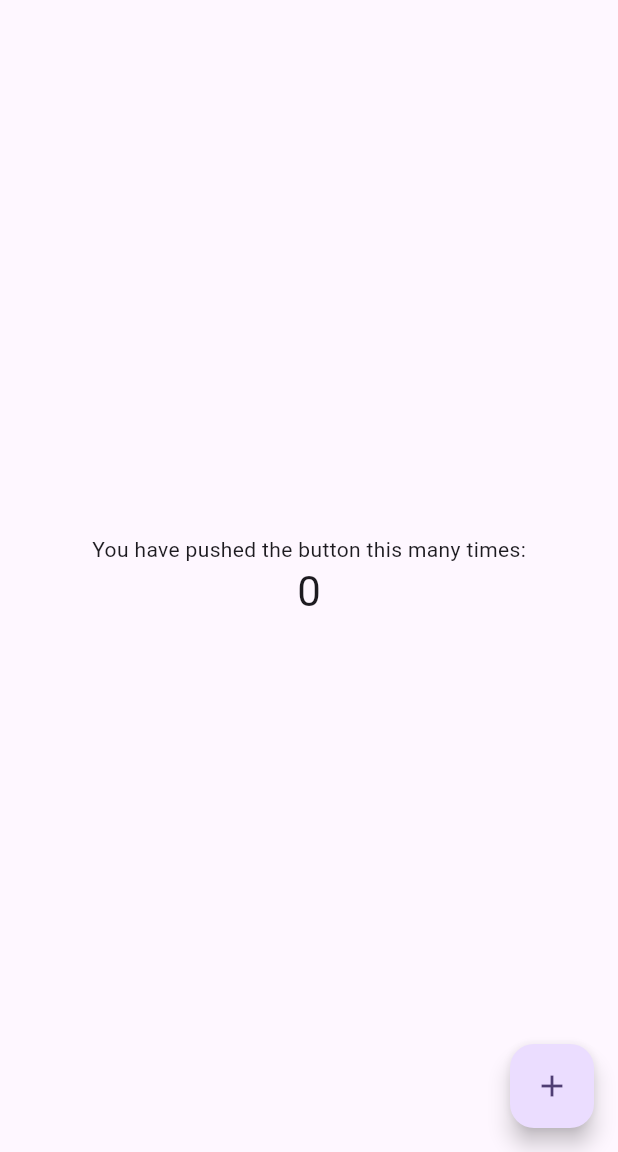
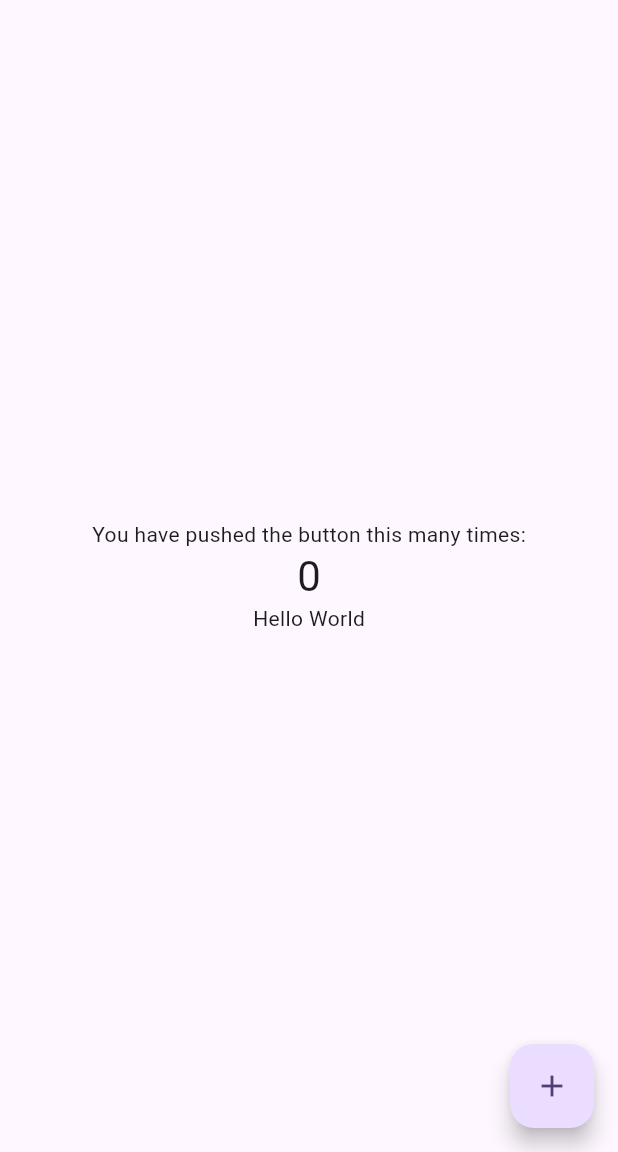
Before and after one commit to sochan707/Choco, a Flutter app: the screen it shows after launch, on a phone screen of 412 x 824 dp, the part 84-1236 px from its top. Run offline on Flutter 3.47's test engine with Material 3 defaults, Android fonts, the phone set to English and light mode, and no system bars.

Commit message:
Add text

```diff
--- a/lib/main.dart
+++ b/lib/main.dart
@@ -13,21 +13,6 @@ class MyApp extends StatelessWidget {
     return MaterialApp(
       title: 'Flutter Demo',
       theme: ThemeData(
-        // This is the theme of your application.
-        //
-        // TRY THIS: Try running your application with "flutter run". You'll see
-        // the application has a purple toolbar. Then, without quitting the app,
-        // try changing the seedColor in the colorScheme below to Colors.green
-        // and then invoke "hot reload" (save your changes or press the "hot
-        // reload" button in a Flutter-supported IDE, or press "r" if you used
-        // the command line to start the app).
-        //
-        // Notice that the counter didn't reset back to zero; the application
-        // state is not lost during the reload. To reset the state, use hot
-        // restart instead.
-        //
-        // This works for code too, not just values: Most code changes can be
-        // tested with just a hot reload.
         colorScheme: ColorScheme.fromSeed(seedColor: Colors.deepPurple),
       ),
       home: const MyHomePage(title: 'Flutter Demo Home Page'),
@@ -69,39 +54,13 @@ class _MyHomePageState extends State<MyHomePage> {
 
   @override
   Widget build(BuildContext context) {
-    // This method is rerun every time setState is called, for instance as done
-    // by the _incrementCounter method above.
-    //
-    // The Flutter framework has been optimized to make rerunning build methods
-    // fast, so that you can just rebuild anything that needs updating rather
-    // than having to individually change instances of widgets.
     return Scaffold(
       appBar: AppBar(
-        // TRY THIS: Try changing the color here to a specific color (to
-        // Colors.amber, perhaps?) and trigger a hot reload to see the AppBar
-        // change color while the other colors stay the same.
         backgroundColor: Theme.of(context).colorScheme.inversePrimary,
-        // Here we take the value from the MyHomePage object that was created by
-        // the App.build method, and use it to set our appbar title.
         title: Text(widget.title),
       ),
       body: Center(
-        // Center is a layout widget. It takes a single child and positions it
-        // in the middle of the parent.
         child: Column(
-          // Column is also a layout widget. It takes a list of children and
-          // arranges them vertically. By default, it sizes itself to fit its
-          // children horizontally, and tries to be as tall as its parent.
-          //
-          // Column has various properties to control how it sizes itself and
-          // how it positions its children. Here we use mainAxisAlignment to
-          // center the children vertically; the main axis here is the vertical
-          // axis because Columns are vertical (the cross axis would be
-          // horizontal).
-          //
-          // TRY THIS: Invoke "debug painting" (choose the "Toggle Debug Paint"
-          // action in the IDE, or press "p" in the console), to see the
-          // wireframe for each widget.
           mainAxisAlignment: MainAxisAlignment.center,
           children: <Widget>[
             const Text('You have pushed the button this many times:'),
@@ -109,6 +68,9 @@ class _MyHomePageState extends State<MyHomePage> {
               '$_counter',
               style: Theme.of(context).textTheme.headlineMedium,
             ),
+            Text(
+              "Hello World"
+            )
           ],
         ),
       ),
```
